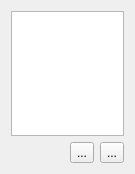
Above: src/ClassAdmin/StuOnDutyCellWidget.ui from bili9blood/ClassSystem before the change. Below: the same form after it.
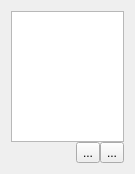
That is the form after the change. Icons and pictures are not drawn.

Commit message: (编辑值日生)更改布局

What changed in the file:
```diff
--- a/src/ClassAdmin/StuOnDutyCellWidget.ui
+++ b/src/ClassAdmin/StuOnDutyCellWidget.ui
@@ -13,8 +13,11 @@
   <property name="windowTitle">
    <string>Form</string>
   </property>
-  <layout class="QGridLayout" name="gridLayout">
-   <item row="0" column="0" colspan="3">
+  <layout class="QVBoxLayout" name="verticalLayout">
+   <property name="spacing">
+    <number>0</number>
+   </property>
+   <item>
     <widget class="QListWidget" name="listWidget">
      <property name="verticalScrollMode">
       <enum>QAbstractItemView::ScrollPerPixel</enum>
@@ -24,7 +27,25 @@
      </property>
     </widget>
    </item>
-   <item row="1" column="1">
+   <item>
+    <layout class="QHBoxLayout" name="horizontalLayout">
+     <property name="spacing">
+      <number>0</number>
+     </property>
+     <item>
+      <spacer name="horizontalSpacer">
+       <property name="orientation">
+        <enum>Qt::Horizontal</enum>
+       </property>
+       <property name="sizeHint" stdset="0">
+        <size>
+         <width>40</width>
+         <height>20</height>
+        </size>
+       </property>
+      </spacer>
+     </item>
+     <item>
     <widget class="QToolButton" name="btnAdd">
      <property name="text">
       <string>...</string>
@@ -35,7 +56,7 @@
      </property>
     </widget>
    </item>
-   <item row="1" column="2">
+     <item>
     <widget class="QToolButton" name="btnRemove">
      <property name="text">
       <string>...</string>
@@ -45,6 +66,8 @@
        <normaloff>:/img/subtract.png</normaloff>:/img/subtract.png</iconset>
      </property>
     </widget>
+     </item>
+    </layout>
    </item>
   </layout>
  </widget>
```
Lines whose indentation alone changed are shown as unchanged.
